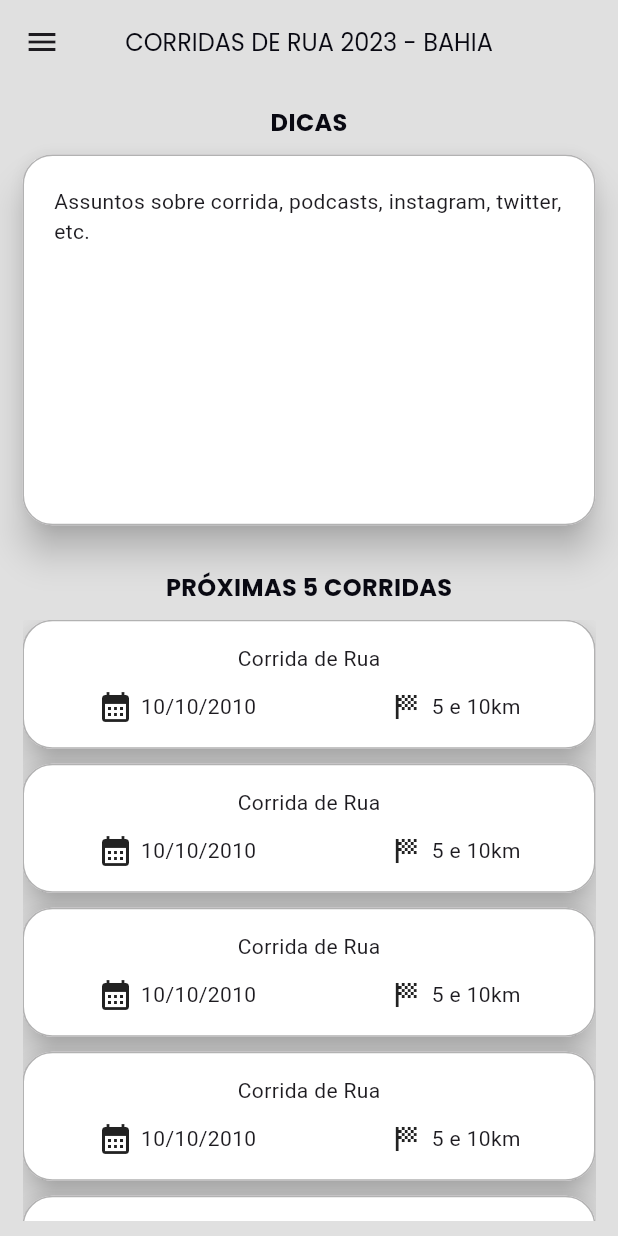
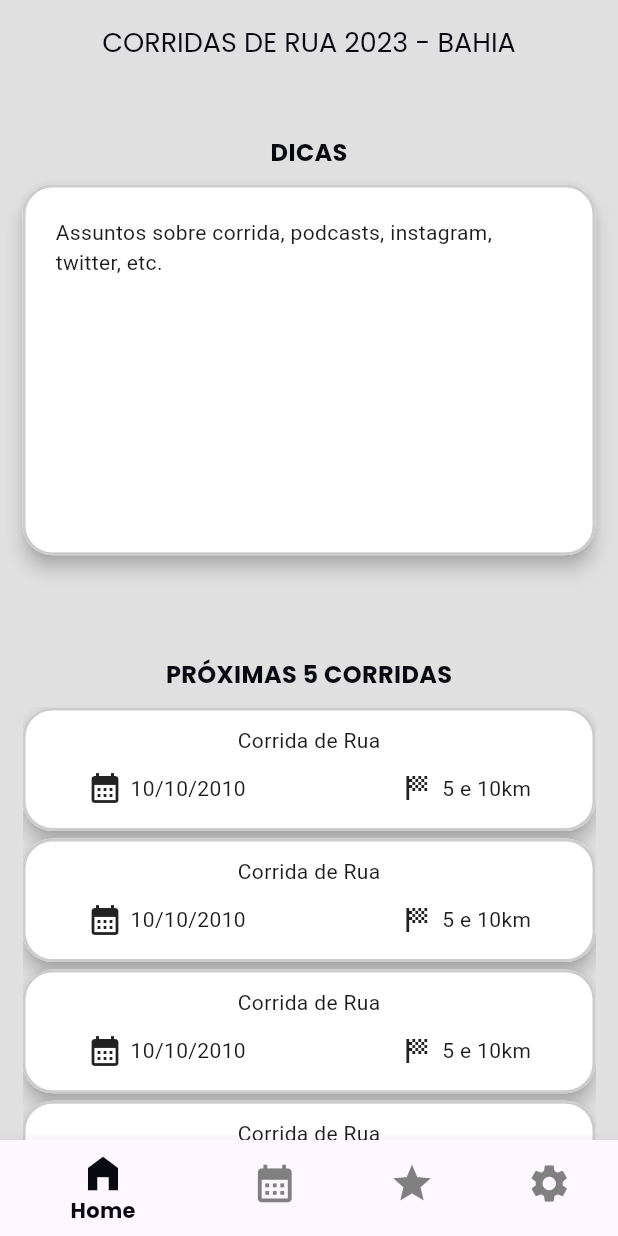
Before and after one commit to devlucasandrade/calendario_de_corridas, a Flutter app: the screen it shows after launch, on a phone screen of 412 x 824 dp. Run offline on Flutter 3.47's test engine with Material 2 defaults, Android fonts, the phone set to English and light mode, and no system bars; our stand-ins replace google_fonts.

Commit message:
mudancas estruturais e visuais - ainda ajustando o visual

```diff
--- a/lib/src/app/configuracoes/page/configuracoes_page.dart
+++ b/lib/src/app/configuracoes/page/configuracoes_page.dart
@@ -1,4 +1,3 @@
-import 'package:calendario_de_corridas/src/app/home/widgets/custom_drawer.dart';
 import 'package:calendario_de_corridas/src/components/app_bar.dart';
 import 'package:calendario_de_corridas/src/shared/text/text_styles.dart';
 import 'package:flutter/material.dart';
@@ -26,7 +25,6 @@ class _ConfiguracoesPageState extends State<ConfiguracoesPage> {
     );
 
     return Scaffold(
-      drawer: const CustomDrawer(index: 3),
       appBar: AppBarWidget(
         textTitle: 'Configurações',
       ),
--- a/lib/src/app/favoritas/page/corridas_favoritas_page.dart
+++ b/lib/src/app/favoritas/page/corridas_favoritas_page.dart
@@ -1,4 +1,3 @@
-import 'package:calendario_de_corridas/src/app/home/widgets/custom_drawer.dart';
 import 'package:calendario_de_corridas/src/components/app_bar.dart';
 import 'package:flutter/material.dart';
 
@@ -13,7 +12,6 @@ class _CorridasFavoritasPageState extends State<CorridasFavoritasPage> {
   @override
   Widget build(BuildContext context) {
     return Scaffold(
-      drawer: const CustomDrawer(index: 2),
       appBar: AppBarWidget(textTitle: 'Corridas Favoritas'),
       body: Container(),
     );
--- a/lib/src/app/home/page/home_page.dart
+++ b/lib/src/app/home/page/home_page.dart
@@ -1,6 +1,6 @@
-import 'package:calendario_de_corridas/src/app/home/widgets/custom_drawer.dart';
+import 'package:calendario_de_corridas/src/app/home/widgets/dicas_widget.dart';
+import 'package:calendario_de_corridas/src/app/home/widgets/proximas_cinco_corridas.dart';
 import 'package:calendario_de_corridas/src/components/app_bar.dart';
-import 'package:calendario_de_corridas/src/shared/text/text_styles.dart';
 import 'package:flutter/material.dart';
 
 class HomePage extends StatefulWidget {
@@ -14,118 +14,18 @@ class _HomePageState extends State<HomePage> {
   @override
   Widget build(BuildContext context) {
     return Scaffold(
-      drawer: const CustomDrawer(index: 0),
       appBar: AppBarWidget(
         textTitle: 'CORRIDAS DE RUA 2023 - BAHIA',
       ),
       body: Padding(
-        padding: const EdgeInsets.symmetric(horizontal: 15, vertical: 10),
+        padding: const EdgeInsets.fromLTRB(15, 10, 15, 0),
         child: Column(
-          children: [
-            Text(
-              'DICAS',
-              style: TextStyles.titleXGrande(),
-            ),
-            const SizedBox(height: 10),
-            Material(
-              elevation: 10,
-              borderRadius: const BorderRadius.all(
-                Radius.circular(20),
-              ),
-              child: Container(
-                padding: const EdgeInsets.symmetric(
-                  horizontal: 20,
-                  vertical: 10,
-                ),
-                width: MediaQuery.of(context).size.width,
-                height: MediaQuery.of(context).size.height * 0.3,
-                decoration: BoxDecoration(
-                  color: Colors.white,
-                  border: Border.all(
-                    width: 1,
-                    color: Colors.black.withOpacity(0.3),
-                  ),
-                  borderRadius: const BorderRadius.all(
-                    Radius.circular(20),
-                  ),
-                ),
-                child: Column(
-                  children: const [
-                    SizedBox(height: 10),
-                    Text(
-                        'Assuntos sobre corrida, podcasts, instagram, twitter, etc.'),
-                    SizedBox(height: 10),
-                  ],
-                ),
-              ),
-            ),
-            // const Spacer(),
-            const SizedBox(height: 30),
-            Text(
-              'PRÓXIMAS 5 CORRIDAS',
-              style: TextStyles.titleXGrande(),
-            ),
-            const SizedBox(height: 10),
-            Expanded(
-              child: SizedBox(
-                height: MediaQuery.of(context).size.height,
-                child: ListView.separated(
-                  itemCount: 5,
-                  separatorBuilder: (context, index) {
-                    return const SizedBox(
-                      height: 10,
-                    );
-                  },
-                  itemBuilder: (context, index) {
-                    return Material(
-                      elevation: 10,
-                      borderRadius: const BorderRadius.all(
-                        Radius.circular(20),
-                      ),
-                      child: Container(
-                        padding: const EdgeInsets.all(15),
-                        decoration: BoxDecoration(
-                          color: Colors.white,
-                          border: Border.all(
-                            width: 1,
-                            color: Colors.black.withOpacity(0.3),
-                          ),
-                          borderRadius: const BorderRadius.all(
-                            Radius.circular(20),
-                          ),
-                        ),
-                        child: Column(
-                          children: [
-                            const Text('Corrida de Rua'),
-                            const SizedBox(height: 10),
-                            Row(
-                              mainAxisAlignment: MainAxisAlignment.spaceEvenly,
-                              children: [
-                                Row(
-                                  children: const [
-                                    Icon(Icons.calendar_month),
-                                    SizedBox(width: 5),
-                                    Text('10/10/2010'),
-                                  ],
-                                ),
-                                const SizedBox(width: 20),
-                                Row(
-                                  children: const [
-                                    Icon(Icons.sports_score_outlined),
-                                    SizedBox(width: 5),
-                                    Text('5 e 10km'),
-                                  ],
-                                ),
-                              ],
-                            ),
-                          ],
-                        ),
-                      ),
-                    );
-                  },
-                ),
-              ),
-            )
+          children: const [
+            SizedBox(height: 20),
+            DicasWidget(),
+            SizedBox(height: 20),
+            Spacer(),
+            ProximasCincoCorridas(),
           ],
         ),
       ),
--- /dev/null
+++ b/lib/src/app/home/widgets/dicas_widget.dart
@@ -0,0 +1,32 @@
+import 'package:calendario_de_corridas/src/components/container_padrao.dart';
+import 'package:calendario_de_corridas/src/components/titulos_xgrande.dart';
+import 'package:flutter/material.dart';
+
+class DicasWidget extends StatelessWidget {
+  const DicasWidget({super.key});
+
+  @override
+  Widget build(BuildContext context) {
+    return Column(
+      children: [
+        const TitulosXGrande(text: 'DICAS'),
+        ContainerPadrao(
+          padding: const EdgeInsets.symmetric(
+            horizontal: 20,
+            vertical: 10,
+          ),
+          height: MediaQuery.of(context).size.height * 0.3,
+          child: Column(
+            children: const [
+              SizedBox(height: 10),
+              Text(
+                'Assuntos sobre corrida, podcasts, instagram, twitter, etc.',
+              ),
+              SizedBox(height: 10),
+            ],
+          ),
+        ),
+      ],
+    );
+  }
+}
--- /dev/null
+++ b/lib/src/app/home/widgets/proximas_cinco_corridas.dart
@@ -0,0 +1,57 @@
+import 'package:calendario_de_corridas/src/components/container_padrao.dart';
+import 'package:calendario_de_corridas/src/components/titulos_xgrande.dart';
+import 'package:flutter/material.dart';
+
+class ProximasCincoCorridas extends StatelessWidget {
+  const ProximasCincoCorridas({super.key});
+
+  @override
+  Widget build(BuildContext context) {
+    return Column(
+      children: [
+        const TitulosXGrande(text: 'PRÓXIMAS 5 CORRIDAS'),
+        SizedBox(
+          height: MediaQuery.of(context).size.height * 0.35,
+          child: ListView.separated(
+            itemCount: 5,
+            separatorBuilder: (context, index) {
+              return const SizedBox(height: 5);
+            },
+            itemBuilder: (context, index) {
+              return ContainerPadrao(
+                padding: const EdgeInsets.symmetric(vertical: 10),
+                height: MediaQuery.of(context).size.height * 0.1,
+                child: Column(
+                  children: [
+                    const Text('Corrida de Rua'),
+                    const SizedBox(height: 10),
+                    Row(
+                      mainAxisAlignment: MainAxisAlignment.spaceEvenly,
+                      children: [
+                        Row(
+                          children: const [
+                            Icon(Icons.calendar_month),
+                            SizedBox(width: 5),
+                            Text('10/10/2010'),
+                          ],
+                        ),
+                        const SizedBox(width: 20),
+                        Row(
+                          children: const [
+                            Icon(Icons.sports_score_outlined),
+                            SizedBox(width: 5),
+                            Text('5 e 10km'),
+                          ],
+                        ),
+                      ],
+                    ),
+                  ],
+                ),
+              );
+            },
+          ),
+        ),
+      ],
+    );
+  }
+}
--- a/lib/src/app/navigation/page/navigation_page_copy.dart
+++ b/lib/src/app/navigation/page/navigation_page.dart
@@ -28,8 +28,6 @@ class _NavigationPageState extends State<NavigationPage> {
         currentIndex: currentIndex,
         onTap: (index) => setState(() => currentIndex = index),
         iconSize: 30,
-        selectedItemColor: Colors.black,
-        unselectedItemColor: Colors.grey,
         items: const [
           BottomNavigationBarItem(
             icon: Icon(Icons.home_filled),
--- a/lib/src/app_widget.dart
+++ b/lib/src/app_widget.dart
@@ -2,6 +2,7 @@ import 'package:calendario_de_corridas/src/app/calendario/page/calendario_de_cor
 import 'package:calendario_de_corridas/src/app/configuracoes/page/configuracoes_page.dart';
 import 'package:calendario_de_corridas/src/app/favoritas/page/corridas_favoritas_page.dart';
 import 'package:calendario_de_corridas/src/app/home/page/home_page.dart';
+import 'package:calendario_de_corridas/src/app/navigation/page/navigation_page.dart';
 import 'package:calendario_de_corridas/src/shared/theme/themes.dart';
 import 'package:flutter/material.dart';
 
@@ -14,9 +15,10 @@ class AppWidget extends StatelessWidget {
       theme: lightTheme,
       debugShowCheckedModeBanner: false,
       title: 'Calendário de Corridas',
-      initialRoute: '/home',
+      initialRoute: '/navigation',
       routes: {
         '/home': (context) => const HomePage(),
+        '/navigation': (context) => const NavigationPage(),
         '/calendario': (context) => const CalendarioDeCorridasPage(),
         '/favoritas': (context) => const CorridasFavoritasPage(),
         '/config': (context) => const ConfiguracoesPage(),
--- a/lib/src/components/app_bar.dart
+++ b/lib/src/components/app_bar.dart
@@ -1,6 +1,5 @@
 // ignore_for_file: must_be_immutable
 
-import 'package:calendario_de_corridas/src/shared/text/text_styles.dart';
 import 'package:flutter/material.dart';
 
 class AppBarWidget extends StatelessWidget implements PreferredSizeWidget {
@@ -17,11 +16,7 @@ class AppBarWidget extends StatelessWidget implements PreferredSizeWidget {
   @override
   Widget build(BuildContext context) {
     return AppBar(
-      backgroundColor: Colors.grey.shade300,
-      title: Text(
-        textTitle.toUpperCase(),
-        style: TextStyles.appBarTitle(),
-      ),
+      title: Text(textTitle.toUpperCase()),
     );
   }
 }
--- /dev/null
+++ b/lib/src/components/container_padrao.dart
@@ -0,0 +1,41 @@
+import 'package:flutter/material.dart';
+
+class ContainerPadrao extends StatelessWidget {
+  final double? width;
+  final double? height;
+  final EdgeInsets? padding;
+  final Widget child;
+  const ContainerPadrao({
+    super.key,
+    this.width,
+    this.height,
+    this.padding,
+    required this.child,
+  });
+
+  @override
+  Widget build(BuildContext context) {
+    return Material(
+      elevation: 5,
+      borderRadius: const BorderRadius.all(
+        Radius.circular(20),
+      ),
+      child: Container(
+        decoration: BoxDecoration(
+          color: Colors.white,
+          border: Border.all(
+            width: 2,
+            color: Colors.black.withOpacity(0.2),
+          ),
+          borderRadius: const BorderRadius.all(
+            Radius.circular(20),
+          ),
+        ),
+        width: width,
+        height: height,
+        padding: padding,
+        child: child,
+      ),
+    );
+  }
+}
--- /dev/null
+++ b/lib/src/components/titulos_xgrande.dart
@@ -0,0 +1,23 @@
+import 'package:calendario_de_corridas/src/shared/text/text_styles.dart';
+import 'package:flutter/material.dart';
+
+class TitulosXGrande extends StatelessWidget {
+  final String text;
+  const TitulosXGrande({
+    super.key,
+    required this.text,
+  });
+
+  @override
+  Widget build(BuildContext context) {
+    return Column(
+      children: [
+        Text(
+          text.toUpperCase(),
+          style: TextStyles.titleXGrande(),
+        ),
+        const SizedBox(height: 10)
+      ],
+    );
+  }
+}
--- a/lib/src/shared/theme/themes.dart
+++ b/lib/src/shared/theme/themes.dart
@@ -4,35 +4,24 @@ import 'package:google_fonts/google_fonts.dart';
 
 ThemeData get lightTheme => ThemeData(
       useMaterial3: true,
-      appBarTheme: const AppBarTheme(
+      appBarTheme: AppBarTheme(
+        backgroundColor: AppColors.basicColors.backgroudGrey,
+        surfaceTintColor: AppColors.basicColors.backgroudGrey,
+        shadowColor: AppColors.basicColors.backgroudGrey,
+        elevation: 0,
         centerTitle: true,
-        titleTextStyle: TextStyle(
-          color: Colors.black,
+        titleTextStyle: GoogleFonts.poppins(
+          color: AppColors.textColors.black,
           fontSize: 18,
         ),
       ),
-      bottomNavigationBarTheme: const BottomNavigationBarThemeData(
-        backgroundColor: Colors.grey,
-      ),
-      navigationDrawerTheme: NavigationDrawerThemeData(
-        indicatorColor: Colors.grey.shade400,
-        labelTextStyle: MaterialStateProperty.resolveWith<TextStyle?>(
-          (states) {
-            if (states.contains(MaterialState.selected)) {
-              return GoogleFonts.poppins(
-                color: AppColors.textColors.black,
-                fontWeight: FontWeight.bold,
-                fontSize: 12,
-              );
-            } else {
-              return GoogleFonts.poppins(
-                color: AppColors.textColors.black,
-                fontWeight: FontWeight.normal,
-                fontSize: 12,
-              );
-            }
-          },
+      bottomNavigationBarTheme: BottomNavigationBarThemeData(
+        backgroundColor: AppColors.basicColors.grey,
+        selectedItemColor: AppColors.basicColors.black,
+        unselectedItemColor: AppColors.basicColors.grey,
+        selectedLabelStyle: GoogleFonts.poppins(
+          fontWeight: FontWeight.bold,
         ),
       ),
-      scaffoldBackgroundColor: Colors.grey.shade300,
+      scaffoldBackgroundColor: AppColors.basicColors.backgroudGrey,
     );
```
Also changed, not shown: lib/src/app/calendario/page/calendario_de_corridas_page.dart (+53 -70 lines), lib/src/app/home/widgets/custom_drawer.dart (deleted, +0 -98 lines), lib/src/shared/colors/app_colors.dart (+9 -0 lines), lib/src/app/corridas/page/corridas_page.dart (renamed from lib/src/app/calendario/page/corridas_detalhes_page.dart).
